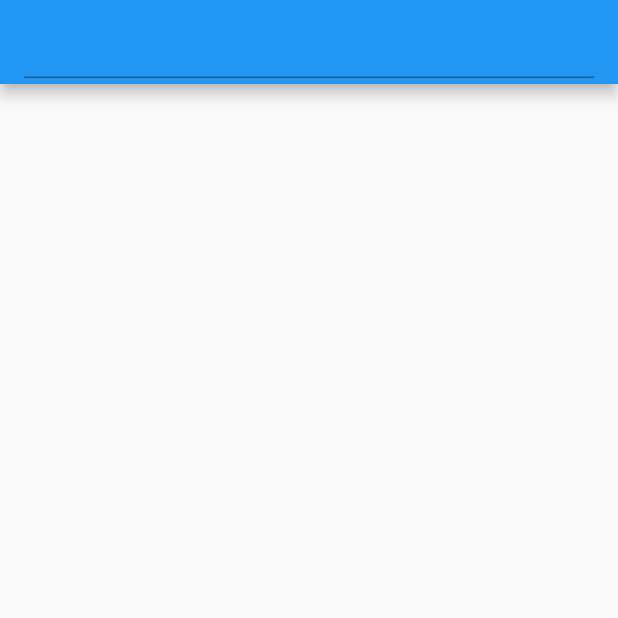
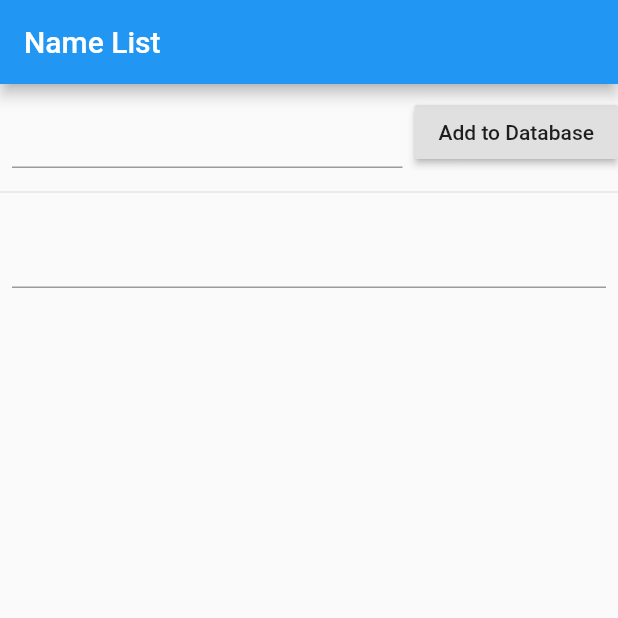
Before and after one commit to z3ro647/task2_basicapp, a Flutter app: the screen it shows after launch, on a phone screen of 412 x 824 dp, the top half of it. Run offline on Flutter 3.47's test engine with Material 2 defaults, Android fonts, the phone set to English and light mode, and no system bars; our stand-ins replace cloud_firestore, firebase_core, get, hexcolor, sqflite; accounts and stored records are empty.

Commit message:
Search Minor Update

```diff
--- a/lib/main.dart
+++ b/lib/main.dart
@@ -1,7 +1,6 @@
 import 'package:firebase_core/firebase_core.dart';
 import 'package:flutter/material.dart';
 import 'package:get/get.dart';
-import 'package:task2_basicapp/brands.dart';
 import 'package:task2_basicapp/names.dart';
 import 'package:task2_basicapp/screen/dashboard.dart';
 import 'package:task2_basicapp/screen/firebaseuserslist.dart';
--- a/lib/names.dart
+++ b/lib/names.dart
@@ -2,7 +2,7 @@ import 'package:cloud_firestore/cloud_firestore.dart';
 import 'package:flutter/material.dart';
 
 class Names extends StatefulWidget {
-  const Names({ Key? key }) : super(key: key);
+  const Names({Key? key}) : super(key: key);
 
   @override
   _NamesState createState() => _NamesState();
@@ -10,21 +10,67 @@ class Names extends StatefulWidget {
 
 class _NamesState extends State<Names> {
   String name = "";
+  TextEditingController _addNameController = TextEditingController();
+
+  String searchString = "";
+
   @override
   Widget build(BuildContext context) {
     return Scaffold(
         appBar: AppBar(
-        title: TextField(
-          onChanged: (val) => initiateSearch(val),
+          title: Text('Name List'),
+        ),
+        body: Column(
+          children: <Widget>[
+            Row(
+              children: <Widget>[
+                Expanded(
+                    child: Padding(
+                  padding: const EdgeInsets.all(8.0),
+                  child: TextField(
+                    controller: _addNameController,
+                  ),
+                )),
+                RaisedButton(
+                    child: Text("Add to Database"),
+                    onPressed: () {
+                      _addToDatabase(_addNameController.text);
+                      _addNameController.text = "";
+                    })
+              ],
+            ),
+            Divider(),
+            Expanded(
+                child: Column(
+              children: <Widget>[
+                Padding(
+                  padding: const EdgeInsets.all(8.0),
+                  child: TextField(
+                    onChanged: (value) {
+                      setState(() {
+                        searchString = value.toLowerCase();
+                      });
+                    },
                   ),
                 ),
-      body: StreamBuilder<QuerySnapshot>(
-        stream: name != "" && name != null ? FirebaseFirestore.instance.collection('names').where("nameSearch", arrayContains: name).snapshots() : FirebaseFirestore.instance.collection("names").snapshots(),
-        builder: (BuildContext context, AsyncSnapshot<QuerySnapshot> snapshot) {
-          if (snapshot.hasError) return new Text('Error: ${snapshot.error}');
+                Expanded(
+                  child: StreamBuilder<QuerySnapshot>(
+                    stream: (searchString == null || searchString.trim() == "")
+                        ? FirebaseFirestore.instance
+                            .collection("names")
+                            .snapshots()
+                        : FirebaseFirestore.instance
+                            .collection("names")
+                            .where("nameSearch", arrayContains: searchString)
+                            .snapshots(),
+                    builder: (context, snapshot) {
+                      if (snapshot.hasError)
+                        return Text('Error: ${snapshot.error}');
                       switch (snapshot.connectionState) {
                         case ConnectionState.waiting:
-              return new Text('Loading....');
+                          return Center(
+                            child: CircularProgressIndicator(),
+                          );
                         default:
                           return new ListView(
                             children: snapshot.data!.docs.map((DocumentSnapshot document) {
@@ -36,12 +82,35 @@ class _NamesState extends State<Names> {
                       }
                     },
                   ),
-    );
+                )
+              ],
+            )),
+          ],
+        ));
   }
 
-  void initiateSearch(String val) {
-    setState(() {
-      name = val .toLowerCase().trim();
-    });
+  void _addToDatabase(String name) {
+    List<String> splitList = name.split(" ");
+
+    List<String> indexList = [];
+
+    for (int i = 0; i < splitList.length; i++) {
+      for (int y = 1; y < splitList[i].length + 1; y++) {
+        indexList.add(splitList[i].substring(0, y).toLowerCase());
       }
     }
+
+    print(indexList);
+
+    FirebaseFirestore.instance
+        .collection('names')
+        .doc()
+        .set({'name': name, 'nameSearch': indexList});
+  }
+
+  // void initiateSearch(String val) {
+  //   setState(() {
+  //     name = val.toLowerCase().trim();
+  //   });
+  // }
+}
```
Also changed, not shown: lib/brands.dart (deleted, +0 -121 lines). Lines whose indentation alone changed are shown as unchanged.
